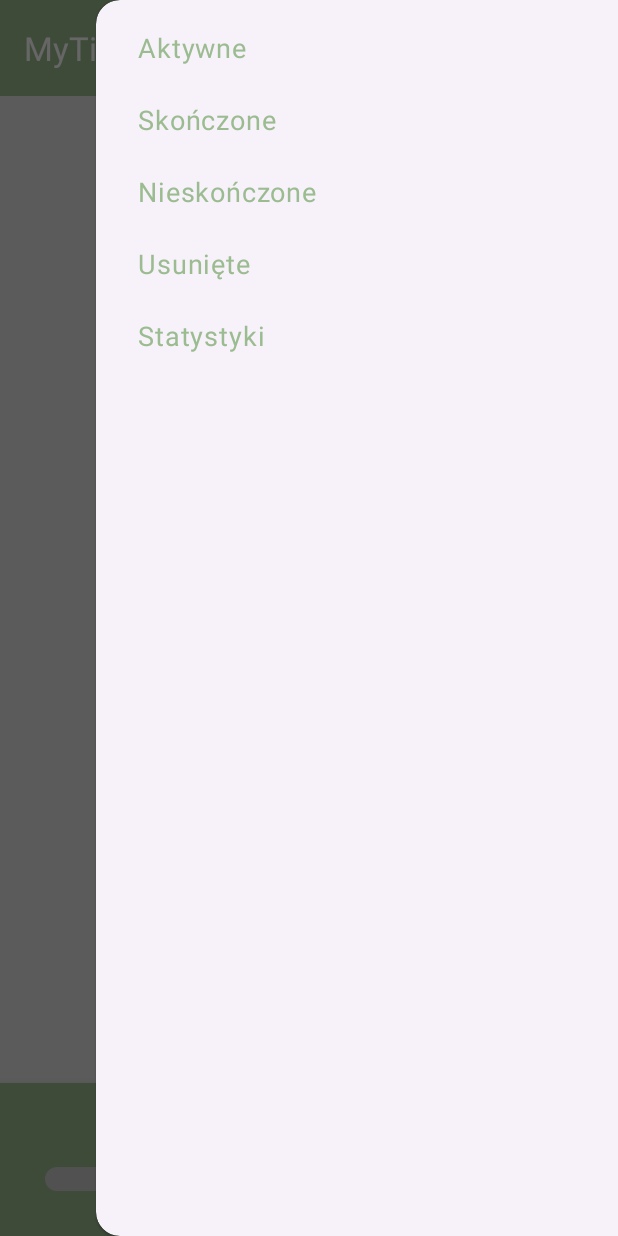
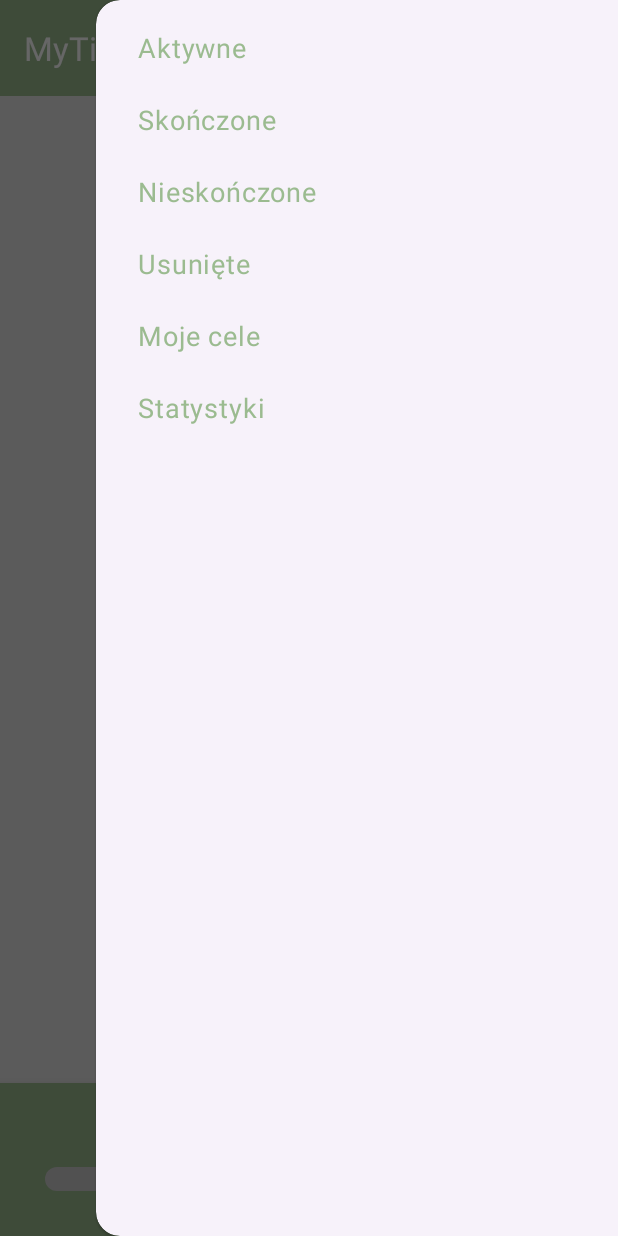
Before and after one commit to Sanguinius90/PSM_Projekt, an Android app: the screen it shows after launch (MainActivity), with the side drawer open, on a phone screen of 412 x 824 dp. Run offline under Robolectric (Android 15) with nearby library versions, the phone set to English and light mode, and no system bars; our stand-ins replace Room's generated code; 1 statement that could not run was skipped.

Commit message:
Dodanie zakładki "Moje cele", gdzie znajdują się cele stworzone i ukończone przez użytkownika

```diff
--- a/app/src/main/java/com/example/mytimemanager/AppDatabase.java
+++ b/app/src/main/java/com/example/mytimemanager/AppDatabase.java
@@ -1,9 +1,26 @@
 package com.example.mytimemanager;
 
+import android.content.Context;
+
 import androidx.room.Database;
+import androidx.room.Room;
 import androidx.room.RoomDatabase;
 
-@Database(entities = {Task.class}, version = 3)
+@Database(entities = {Task.class, GoalHistory.class}, version = 3)
 public abstract class AppDatabase extends RoomDatabase {
+    private static AppDatabase instance;
+
     public abstract TaskDao taskDao();
+    public abstract GoalDao goalDao();
+
+    public static synchronized AppDatabase getInstance(Context context) {
+        if (instance == null) {
+            instance = Room.databaseBuilder(context.getApplicationContext(),
+                            AppDatabase.class, "task-database")
+                    .allowMainThreadQueries()
+                    .fallbackToDestructiveMigration()
+                    .build();
+        }
+        return instance;
+    }
 }
--- /dev/null
+++ b/app/src/main/java/com/example/mytimemanager/GoalDao.java
@@ -0,0 +1,17 @@
+package com.example.mytimemanager;
+
+import androidx.room.Dao;
+import androidx.room.Insert;
+import androidx.room.Query;
+
+import java.util.List;
+
+@Dao
+public interface GoalDao {
+
+    @Insert
+    void insert(GoalHistory goal);
+
+    @Query("SELECT * FROM GoalHistory ORDER BY id DESC")
+    List<GoalHistory> getAllGoals();
+}
--- a/app/src/main/java/com/example/mytimemanager/TaskAdapter.java
+++ b/app/src/main/java/com/example/mytimemanager/TaskAdapter.java
@@ -25,21 +25,16 @@ public class TaskAdapter extends RecyclerView.Adapter<TaskAdapter.TaskViewHolder
     private List<Task> taskList;
     private final AppDatabase db;
     private final Context context;
+    private final boolean isDeletedTab;
 
-    public TaskAdapter(List<Task> taskList, Context context) {
+    public TaskAdapter(List<Task> taskList, Context context, boolean isDeletedTab) {
         this.taskList = taskList;
         this.context = context;
+        this.isDeletedTab = isDeletedTab;
         this.db = Room.databaseBuilder(context, AppDatabase.class, "task-database")
                 .allowMainThreadQueries()
                 .fallbackToDestructiveMigration()
                 .build();
-    }
-
-    @NonNull
-    @Override
-    public TaskViewHolder onCreateViewHolder(@NonNull ViewGroup parent, int viewType) {
-        View itemView = LayoutInflater.from(parent.getContext()).inflate(R.layout.task_item, parent, false);
-        return new TaskViewHolder(itemView);
     }
 
     public interface OnTaskStatusChangedListener {
@@ -52,6 +47,23 @@ public class TaskAdapter extends RecyclerView.Adapter<TaskAdapter.TaskViewHolder
         this.onTaskStatusChangedListener = listener;
     }
 
+    public interface OnItemClickListener {
+        void onItemClick(Task task);
+    }
+
+    private OnItemClickListener listener;
+
+    public void setOnItemClickListener(OnItemClickListener listener) {
+        this.listener = listener;
+    }
+
+    @NonNull
+    @Override
+    public TaskViewHolder onCreateViewHolder(@NonNull ViewGroup parent, int viewType) {
+        View itemView = LayoutInflater.from(parent.getContext()).inflate(R.layout.task_item, parent, false);
+        return new TaskViewHolder(itemView);
+    }
+
     @Override
     public void onBindViewHolder(@NonNull TaskViewHolder holder, int position) {
         Task task = taskList.get(position);
@@ -59,11 +71,11 @@ public class TaskAdapter extends RecyclerView.Adapter<TaskAdapter.TaskViewHolder
         holder.description.setText(task.getDescription());
         holder.date.setText(task.getDate());
 
-        // Resetujemy listener przed ustawieniem stanu
+        // Reset checkbox state and listener
         holder.checkBox.setOnCheckedChangeListener(null);
         holder.checkBox.setChecked(task.isDone());
 
-        // Obsługa kliknięcia checkboxa
+        // Checkbox click handler
         holder.checkBox.setOnCheckedChangeListener((buttonView, isChecked) -> {
             task.setDone(isChecked);
             db.taskDao().update(task);
@@ -78,7 +90,7 @@ public class TaskAdapter extends RecyclerView.Adapter<TaskAdapter.TaskViewHolder
             }
         });
 
-        // Kolor karty zależny od priorytetu i terminu
+        // Card color logic
         if (task.isHighPriority()) {
             holder.cardView.setCardBackgroundColor(ContextCompat.getColor(context, R.color.red));
         } else {
@@ -104,12 +116,19 @@ public class TaskAdapter extends RecyclerView.Adapter<TaskAdapter.TaskViewHolder
             }
         }
 
-        // Obsługa kliknięcia w kartę (np. do edycji)
+        // Card click
         holder.itemView.setOnClickListener(v -> {
             if (listener != null) {
                 listener.onItemClick(task);
             }
         });
+
+        // Hide checkbox if this is the "Deleted" tab
+        if (isDeletedTab) {
+            holder.checkBox.setVisibility(View.GONE);
+        } else {
+            holder.checkBox.setVisibility(View.VISIBLE);
+        }
     }
 
     @Override
@@ -136,14 +155,4 @@ public class TaskAdapter extends RecyclerView.Adapter<TaskAdapter.TaskViewHolder
             cardView = (CardView) view;
         }
     }
-
-    public interface OnItemClickListener {
-        void onItemClick(Task task);
-    }
-
-    private OnItemClickListener listener;
-
-    public void setOnItemClickListener(OnItemClickListener listener) {
-        this.listener = listener;
-    }
 }
--- a/app/src/main/java/com/example/mytimemanager/TaskDao.java
+++ b/app/src/main/java/com/example/mytimemanager/TaskDao.java
@@ -32,4 +32,8 @@ public interface TaskDao {
 
     @Query("SELECT * FROM task WHERE deleted = 1")
     List<Task> getDeletedTasks();
+
+    @Query("SELECT * FROM task WHERE deleted = 0 AND done = 0")
+    List<Task> getTrulyActiveTasks();
+
 }
--- a/app/src/main/res/layout/activity_main.xml
+++ b/app/src/main/res/layout/activity_main.xml
@@ -39,10 +39,11 @@
             android:layout_width="match_parent"
             android:layout_height="match_parent"
             android:layout_margin="8dp"
+            android:clipToPadding="false"
+            android:paddingBottom="100dp"
+            android:scrollbars="none"
+            android:overScrollMode="never"
             app:layout_behavior="@string/appbar_scrolling_view_behavior"
-            android:clipToPadding="false"
-            android:paddingBottom="80dp"
-            android:scrollbars="vertical"
             tools:listitem="@layout/task_item" />
 
         <com.google.android.material.floatingactionbutton.FloatingActionButton
@@ -56,7 +57,6 @@
             app:tint="@android:color/white"
             app:srcCompat="@android:drawable/ic_input_add" />
 
-        <!-- Pasek celu (cel użytkownika) -->
         <LinearLayout
             android:id="@+id/goalContainer"
             android:layout_width="match_parent"
--- a/app/src/main/res/layout/fragment_statistics.xml
+++ b/app/src/main/res/layout/fragment_statistics.xml
@@ -22,7 +22,6 @@
             android:layout_marginBottom="24dp"
             android:padding="8dp" />
 
-        <!-- KARTA: Wszystkie -->
         <androidx.cardview.widget.CardView
             android:layout_width="match_parent"
             android:layout_height="wrap_content"
@@ -41,7 +40,6 @@
                 android:textStyle="bold" />
         </androidx.cardview.widget.CardView>
 
-        <!-- KARTA: Wykonane -->
         <androidx.cardview.widget.CardView
             android:layout_width="match_parent"
             android:layout_height="wrap_content"
@@ -53,14 +51,13 @@
                 android:id="@+id/doneTextView"
                 android:layout_width="match_parent"
                 android:layout_height="wrap_content"
-                android:text="Wykonane: 0"
+                android:text="Skończone: 0"
                 android:padding="16dp"
                 android:textColor="@android:color/white"
                 android:textSize="18sp"
                 android:textStyle="bold" />
         </androidx.cardview.widget.CardView>
 
-        <!-- KARTA: Nieskończone -->
         <androidx.cardview.widget.CardView
             android:layout_width="match_parent"
             android:layout_height="wrap_content"
@@ -79,7 +76,6 @@
                 android:textStyle="bold" />
         </androidx.cardview.widget.CardView>
 
-        <!-- KARTA: Usunięte -->
         <androidx.cardview.widget.CardView
             android:layout_width="match_parent"
             android:layout_height="wrap_content"
--- a/app/src/main/res/layout/task_item.xml
+++ b/app/src/main/res/layout/task_item.xml
@@ -10,7 +10,7 @@
     <RelativeLayout
         android:layout_width="match_parent"
         android:layout_height="wrap_content"
-        android:padding="16dp"
+        android:padding="8dp"
         android:minHeight="100dp">
 
         <TextView
--- a/app/src/main/res/menu/drawer_menu.xml
+++ b/app/src/main/res/menu/drawer_menu.xml
@@ -12,6 +12,9 @@
         android:id="@+id/nav_deleted"
         android:title="Usunięte" />
     <item
+        android:id="@+id/nav_goals"
+        android:title="Moje cele" />
+    <item
         android:id="@+id/nav_stats"
         android:title="Statystyki" />
 </menu>
```
Also changed, not shown: app/src/main/java/com/example/mytimemanager/GoalAdapter.java (added, +50 -0 lines), app/src/main/java/com/example/mytimemanager/GoalHistory.java (added, +16 -0 lines), app/src/main/java/com/example/mytimemanager/GoalsFragment.java (added, +38 -0 lines), app/src/main/java/com/example/mytimemanager/MainActivity.java (+56 -8 lines), app/src/main/java/com/example/mytimemanager/ReminderWorker.java (+15 -9 lines), app/src/main/java/com/example/mytimemanager/StatisticsFragment.java (+3 -5 lines), app/src/main/res/layout/fragment_goals.xml (added, +18 -0 lines), app/src/main/res/layout/goal_card.xml (added, +49 -0 lines).
